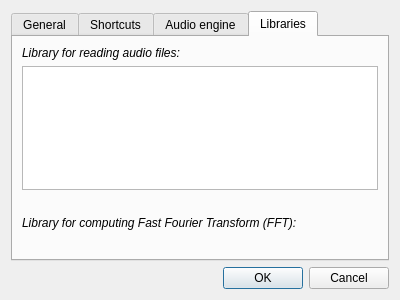
gillesdegottex/dfasma, file src/wdialogsettings.ui: the form before one commit.
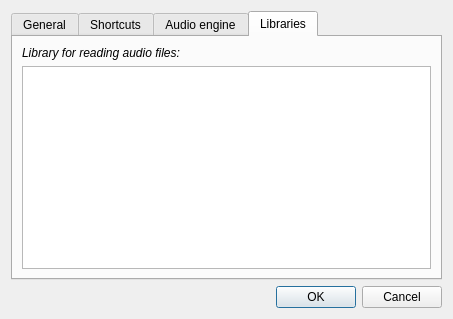
The form after the commit. The open tabs and pages were chosen to show the change.

Commit message: fix library info

The edit to the form file:
```diff
--- a/src/wdialogsettings.ui
+++ b/src/wdialogsettings.ui
@@ -6,8 +6,8 @@
    <rect>
     <x>0</x>
     <y>0</y>
-    <width>400</width>
-    <height>300</height>
+    <width>453</width>
+    <height>319</height>
    </rect>
   </property>
   <property name="windowTitle">
@@ -134,25 +134,7 @@
         <widget class="QTextBrowser" name="lblLibraryAudioFileReading"/>
        </item>
        <item>
-        <widget class="QLabel" name="label_5">
-         <property name="text">
-          <string/>
-         </property>
-        </widget>
-       </item>
-       <item>
-        <widget class="QLabel" name="label_4">
-         <property name="text">
-          <string>&lt;html&gt;&lt;head/&gt;&lt;body&gt;&lt;p&gt;&lt;span style=&quot; font-style:italic;&quot;&gt;Library for computing Fast Fourier Transform (FFT):&lt;/span&gt;&lt;/p&gt;&lt;/body&gt;&lt;/html&gt;</string>
-         </property>
-        </widget>
-       </item>
-       <item>
-        <widget class="QLabel" name="lblLibraryFFT">
-         <property name="text">
-          <string>&lt;FFT lib&gt;</string>
-         </property>
-        </widget>
+        <layout class="QVBoxLayout" name="vlLibraries"/>
        </item>
       </layout>
      </widget>
```
Left out of the diff: 2 changed lines with no effect on the pictures. The commit also changes 1 other file.
